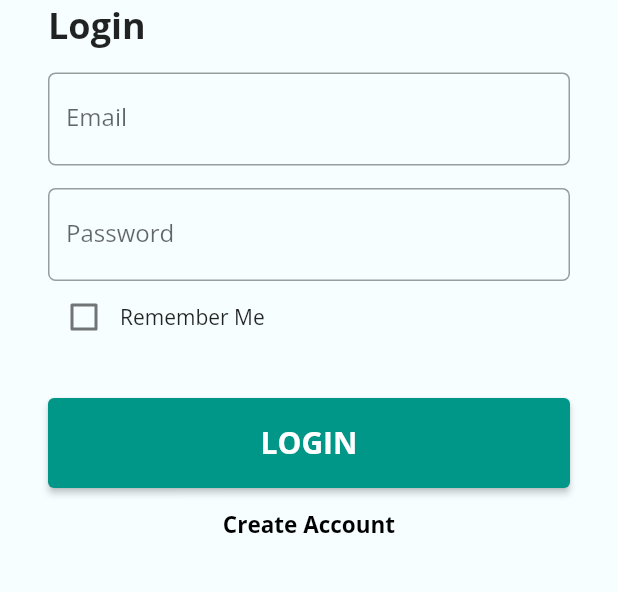
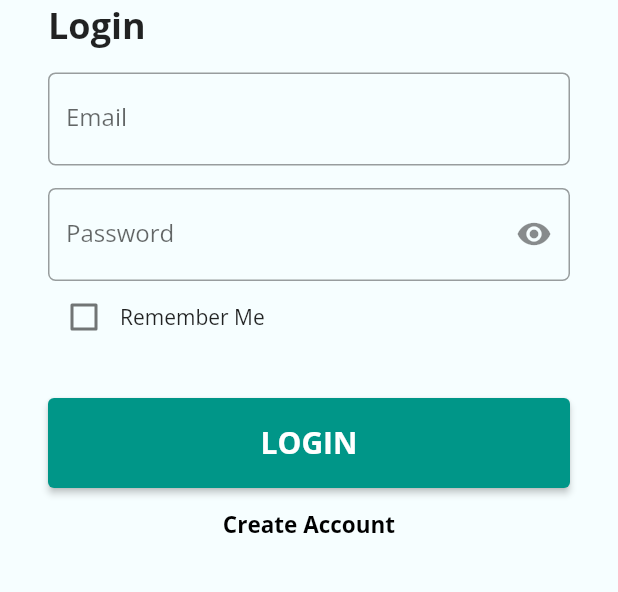
Before and after one commit to HuiTingChen/MidTerm, a Flutter app: the screen it shows after launch, on a phone screen of 412 x 824 dp, the part 542-1134 px from its top. Run offline on Flutter 3.47's test engine with Material 2 defaults, Android fonts, the phone set to English and light mode, and no system bars; our stand-ins replace cached_network_image, curved_navigation_bar, fluttertoast, google_fonts, image_cropper, image_picker and 1 more.

Commit message:
update login screen

```diff
--- a/mytutor/lib/views/loginscreen.dart
+++ b/mytutor/lib/views/loginscreen.dart
@@ -21,9 +21,9 @@ class _LoginScreenState extends State<LoginScreen> {
   late double screenHeight, screenWidth, ctrwidth;
   bool remember = false;
   final TextEditingController emailController = TextEditingController();
-
   final TextEditingController passwordController = TextEditingController();
   final _formKey = GlobalKey<FormState>();
+  bool _isObscure = true;
 
   @override
   void initState() {
@@ -90,12 +90,21 @@ class _LoginScreenState extends State<LoginScreen> {
                               const SizedBox(height: 15),
                               TextFormField(
                                 controller: passwordController,
-                                obscureText: true,
+                                obscureText: _isObscure,
                                 decoration: InputDecoration(
-                                    labelText: "Password",
+                                    labelText: 'Password',
                                     border: OutlineInputBorder(
                                         borderRadius:
-                                            BorderRadius.circular(5.0))),
+                                            BorderRadius.circular(5.0)),
+                                    suffixIcon: IconButton(
+                                        icon: Icon(_isObscure
+                                            ? Icons.visibility
+                                            : Icons.visibility_off),
+                                        onPressed: () {
+                                          setState(() {
+                                            _isObscure = !_isObscure;
+                                          });
+                                        })),
                                 validator: (value) {
                                   if (value == null || value.isEmpty) {
                                     return 'Please enter your password';
```
